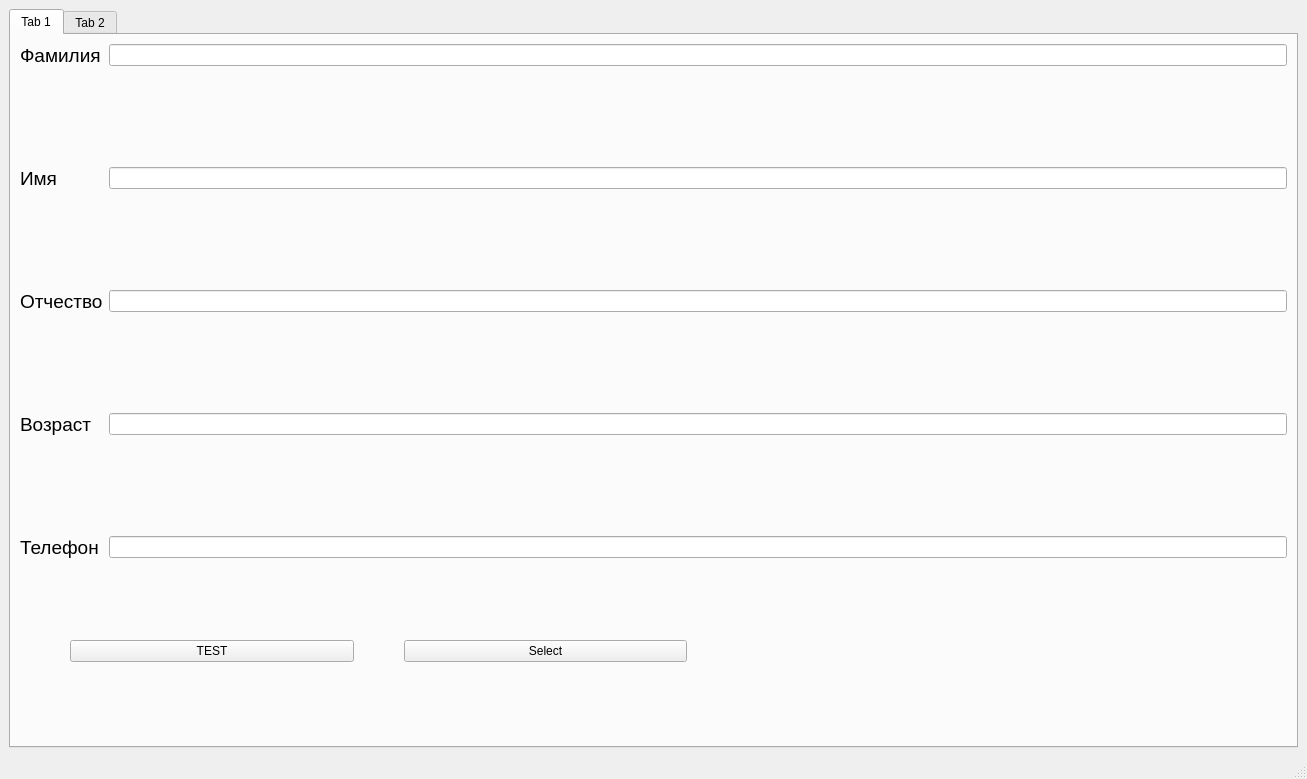
Before: the Qt Designer form PeopleBaza/mainwindow.ui in piza0-0/BankRegister, drawn with Qt 5.
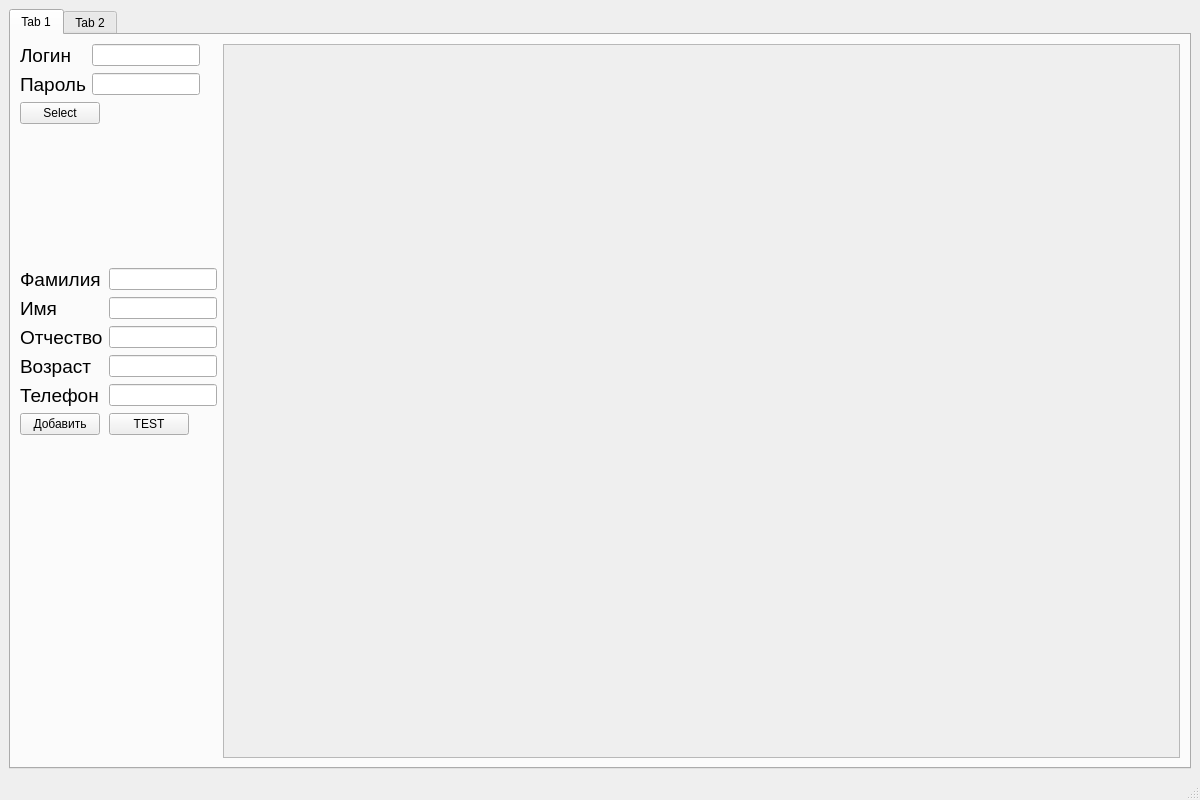
After: the same form once the commit is applied.

Commit message: Переставлены лейауты в интерфейсе, внесены наброски авторизации

```diff
--- a/PeopleBaza/mainwindow.ui
+++ b/PeopleBaza/mainwindow.ui
@@ -6,16 +6,16 @@
    <rect>
     <x>0</x>
     <y>0</y>
-    <width>1307</width>
-    <height>779</height>
+    <width>1200</width>
+    <height>800</height>
    </rect>
   </property>
   <property name="windowTitle">
    <string>MainWindow</string>
   </property>
   <widget class="QWidget" name="centralwidget">
-   <layout class="QHBoxLayout" name="horizontalLayout">
-    <item>
+   <layout class="QGridLayout" name="gridLayout">
+    <item row="0" column="0">
      <widget class="QTabWidget" name="tabWidget">
       <property name="currentIndex">
        <number>0</number>
@@ -24,7 +24,97 @@
        <attribute name="title">
         <string>Tab 1</string>
        </attribute>
+       <layout class="QFormLayout" name="formLayout_3">
+        <item row="0" column="0">
        <layout class="QVBoxLayout" name="verticalLayout">
+          <item>
+           <layout class="QFormLayout" name="formLayout_2">
+            <item row="0" column="1">
+             <widget class="QLineEdit" name="lineEdit_surname_2">
+              <property name="sizePolicy">
+               <sizepolicy hsizetype="Maximum" vsizetype="Fixed">
+                <horstretch>0</horstretch>
+                <verstretch>0</verstretch>
+               </sizepolicy>
+              </property>
+              <property name="maximumSize">
+               <size>
+                <width>16777215</width>
+                <height>16777215</height>
+               </size>
+              </property>
+             </widget>
+            </item>
+            <item row="0" column="0">
+             <widget class="QLabel" name="label_name_2">
+              <property name="sizePolicy">
+               <sizepolicy hsizetype="Preferred" vsizetype="Fixed">
+                <horstretch>0</horstretch>
+                <verstretch>0</verstretch>
+               </sizepolicy>
+              </property>
+              <property name="font">
+               <font>
+                <pointsize>14</pointsize>
+               </font>
+              </property>
+              <property name="text">
+               <string>Логин</string>
+              </property>
+              <property name="textFormat">
+               <enum>Qt::PlainText</enum>
+              </property>
+             </widget>
+            </item>
+            <item row="1" column="0">
+             <widget class="QLabel" name="label_surname_2">
+              <property name="font">
+               <font>
+                <pointsize>14</pointsize>
+               </font>
+              </property>
+              <property name="text">
+               <string>Пароль</string>
+              </property>
+             </widget>
+            </item>
+            <item row="1" column="1">
+             <widget class="QLineEdit" name="lineEdit_surname_3">
+              <property name="sizePolicy">
+               <sizepolicy hsizetype="Maximum" vsizetype="Fixed">
+                <horstretch>0</horstretch>
+                <verstretch>0</verstretch>
+               </sizepolicy>
+              </property>
+              <property name="maximumSize">
+               <size>
+                <width>16777215</width>
+                <height>16777215</height>
+               </size>
+              </property>
+             </widget>
+            </item>
+            <item row="2" column="0" colspan="2">
+             <widget class="QPushButton" name="pushButton_select_2">
+              <property name="sizePolicy">
+               <sizepolicy hsizetype="Maximum" vsizetype="Fixed">
+                <horstretch>0</horstretch>
+                <verstretch>0</verstretch>
+               </sizepolicy>
+              </property>
+              <property name="text">
+               <string>Select</string>
+              </property>
+              <property name="iconSize">
+               <size>
+                <width>16</width>
+                <height>16</height>
+               </size>
+              </property>
+             </widget>
+            </item>
+           </layout>
+          </item>
         <item>
          <layout class="QFormLayout" name="formLayout">
           <item row="0" column="0">
@@ -51,7 +141,7 @@
           <item row="0" column="1">
            <widget class="QLineEdit" name="lineEdit_surname">
             <property name="sizePolicy">
-             <sizepolicy hsizetype="Expanding" vsizetype="Fixed">
+               <sizepolicy hsizetype="Maximum" vsizetype="Fixed">
               <horstretch>0</horstretch>
               <verstretch>0</verstretch>
              </sizepolicy>
@@ -64,20 +154,7 @@
             </property>
            </widget>
           </item>
-          <item row="1" column="1">
-           <spacer name="verticalSpacer_4">
-            <property name="orientation">
-             <enum>Qt::Vertical</enum>
-            </property>
-            <property name="sizeHint" stdset="0">
-             <size>
-              <width>20</width>
-              <height>40</height>
-             </size>
-            </property>
-           </spacer>
-          </item>
-          <item row="2" column="0">
+            <item row="1" column="0">
            <widget class="QLabel" name="label_surname">
             <property name="font">
              <font>
@@ -89,23 +166,17 @@
             </property>
            </widget>
           </item>
-          <item row="2" column="1">
-           <widget class="QLineEdit" name="lineEdit_name"/>
-          </item>
-          <item row="3" column="1">
-           <spacer name="verticalSpacer">
-            <property name="orientation">
-             <enum>Qt::Vertical</enum>
-            </property>
-            <property name="sizeHint" stdset="0">
-             <size>
-              <width>20</width>
-              <height>40</height>
-             </size>
-            </property>
-           </spacer>
-          </item>
-          <item row="4" column="0">
+            <item row="1" column="1">
+             <widget class="QLineEdit" name="lineEdit_name">
+              <property name="sizePolicy">
+               <sizepolicy hsizetype="Maximum" vsizetype="Fixed">
+                <horstretch>0</horstretch>
+                <verstretch>0</verstretch>
+               </sizepolicy>
+              </property>
+             </widget>
+            </item>
+            <item row="2" column="0">
            <widget class="QLabel" name="label_patronymic">
             <property name="font">
              <font>
@@ -117,23 +188,17 @@
             </property>
            </widget>
           </item>
-          <item row="4" column="1">
-           <widget class="QLineEdit" name="lineEdit_patronymic"/>
-          </item>
-          <item row="5" column="1">
-           <spacer name="verticalSpacer_2">
-            <property name="orientation">
-             <enum>Qt::Vertical</enum>
-            </property>
-            <property name="sizeHint" stdset="0">
-             <size>
-              <width>20</width>
-              <height>40</height>
-             </size>
-            </property>
-           </spacer>
-          </item>
-          <item row="6" column="0">
+            <item row="2" column="1">
+             <widget class="QLineEdit" name="lineEdit_patronymic">
+              <property name="sizePolicy">
+               <sizepolicy hsizetype="Maximum" vsizetype="Fixed">
+                <horstretch>0</horstretch>
+                <verstretch>0</verstretch>
+               </sizepolicy>
+              </property>
+             </widget>
+            </item>
+            <item row="3" column="0">
            <widget class="QLabel" name="label_age">
             <property name="font">
              <font>
@@ -145,8 +210,14 @@
             </property>
            </widget>
           </item>
-          <item row="6" column="1">
+            <item row="3" column="1">
            <widget class="QLineEdit" name="lineEdit_age">
+              <property name="sizePolicy">
+               <sizepolicy hsizetype="Maximum" vsizetype="Fixed">
+                <horstretch>0</horstretch>
+                <verstretch>0</verstretch>
+               </sizepolicy>
+              </property>
             <property name="maximumSize">
              <size>
               <width>16777215</width>
@@ -155,20 +226,7 @@
             </property>
            </widget>
           </item>
-          <item row="7" column="1">
-           <spacer name="verticalSpacer_3">
-            <property name="orientation">
-             <enum>Qt::Vertical</enum>
-            </property>
-            <property name="sizeHint" stdset="0">
-             <size>
-              <width>20</width>
-              <height>40</height>
-             </size>
-            </property>
-           </spacer>
-          </item>
-          <item row="8" column="0">
+            <item row="4" column="0">
            <widget class="QLabel" name="label_phone">
             <property name="font">
              <font>
@@ -180,8 +238,14 @@
             </property>
            </widget>
           </item>
-          <item row="8" column="1">
+            <item row="4" column="1">
            <widget class="QLineEdit" name="lineEdit_phone">
+              <property name="sizePolicy">
+               <sizepolicy hsizetype="Maximum" vsizetype="Fixed">
+                <horstretch>0</horstretch>
+                <verstretch>0</verstretch>
+               </sizepolicy>
+              </property>
             <property name="maximumSize">
              <size>
               <width>16777215</width>
@@ -190,46 +254,48 @@
             </property>
            </widget>
           </item>
-         </layout>
-        </item>
-        <item>
-         <layout class="QHBoxLayout" name="horizontalLayout_4">
-          <property name="spacing">
-           <number>50</number>
-          </property>
-          <property name="leftMargin">
-           <number>50</number>
-          </property>
-          <property name="topMargin">
-           <number>75</number>
-          </property>
-          <property name="rightMargin">
-           <number>600</number>
-          </property>
-          <property name="bottomMargin">
-           <number>75</number>
-          </property>
-          <item>
+            <item row="5" column="0">
+             <widget class="QPushButton" name="pushButton_select">
+              <property name="sizePolicy">
+               <sizepolicy hsizetype="Maximum" vsizetype="Fixed">
+                <horstretch>0</horstretch>
+                <verstretch>0</verstretch>
+               </sizepolicy>
+              </property>
+              <property name="text">
+               <string>Добавить</string>
+              </property>
+              <property name="iconSize">
+               <size>
+                <width>16</width>
+                <height>16</height>
+               </size>
+              </property>
+             </widget>
+            </item>
+            <item row="5" column="1">
            <widget class="QPushButton" name="pushButton_TEST">
+              <property name="sizePolicy">
+               <sizepolicy hsizetype="Maximum" vsizetype="Fixed">
+                <horstretch>0</horstretch>
+                <verstretch>0</verstretch>
+               </sizepolicy>
+              </property>
             <property name="text">
              <string>TEST</string>
             </property>
            </widget>
           </item>
-          <item>
-           <widget class="QPushButton" name="pushButton_select">
-            <property name="text">
-             <string>Select</string>
-            </property>
-            <property name="iconSize">
-             <size>
-              <width>16</width>
-              <height>16</height>
-             </size>
-            </property>
-           </widget>
-          </item>
-         </layout>
+           </layout>
+          </item>
+         </layout>
+        </item>
+        <item row="0" column="1">
+         <widget class="QTableWidget" name="tableWidget_List">
+          <property name="enabled">
+           <bool>false</bool>
+          </property>
+         </widget>
         </item>
        </layout>
       </widget>
@@ -239,7 +305,7 @@
        </attribute>
        <layout class="QHBoxLayout" name="horizontalLayout_3">
         <item>
-         <widget class="QTableWidget" name="tableWidget_List"/>
+         <widget class="QTableWidget" name="tableWidget_List_3"/>
         </item>
        </layout>
       </widget>
```
Left out of the diff: 2 changed lines with no effect on the pictures. Lines whose indentation alone changed are shown as unchanged. The commit also changes 2 other files.
